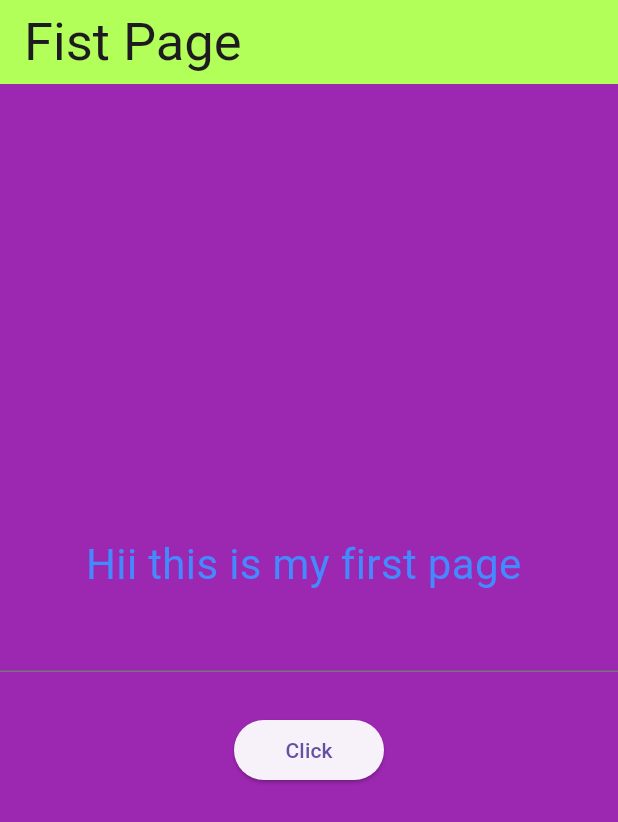
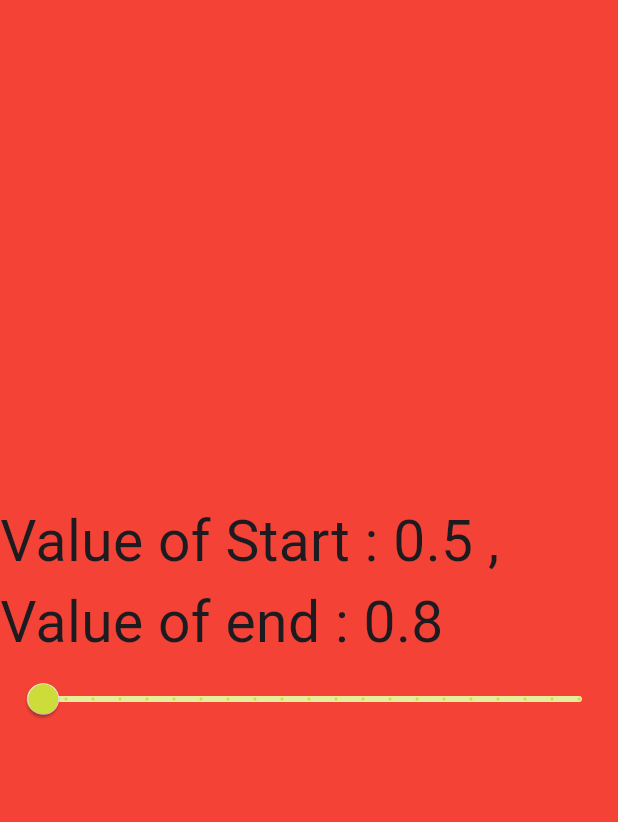
Before and after one commit to JeetDodiy/flutter-learning, a Flutter app: the screen it shows after launch, on a phone screen of 412 x 824 dp. Shown: the top 822 px of the screen. Run offline on Flutter 3.47's test engine with Material 3 defaults, Android fonts, the phone set to English and light mode, and no system bars; our stand-ins replace font_awesome_flutter; Roboto replaces fonts that are missing (EduAUVICWANTGuides); project files that could hold a hidden picture were left out.

Commit message:
create Slider and Rang Slider

```diff
--- /dev/null
+++ b/lib/home/rangSlider.dart
@@ -0,0 +1,37 @@
+import 'package:flutter/material.dart';
+
+class RangMapan extends StatefulWidget {
+  const RangMapan({super.key});
+
+  @override
+  State<RangMapan> createState() => _RangMapanState();
+}
+
+class _RangMapanState extends State<RangMapan> {
+  RangeValues value = const RangeValues(0.5, 0.8);
+  @override
+  Widget build(BuildContext context) {
+    return Center(
+      child: Container(
+        color: Colors.red,
+        child: Column(
+          mainAxisAlignment: MainAxisAlignment.center,
+          children: [Text("Value of Start : ${value.start.toString()} , Value of end : ${value.end.toString()}",style: TextStyle(fontSize: 38),),
+            RangeSlider(
+              values: value,
+              max: 100,
+              activeColor: Colors.lime,
+              inactiveColor: Colors.lime.shade200,
+              divisions: 20,
+              labels: RangeLabels(value.start.toString(), value.end.toString()),
+              onChanged: (newValue) {
+                value = newValue;
+                setState(() {});
+              },
+            ),
+          ],
+        ),
+      ),
+    );
+  }
+}
--- a/lib/main.dart
+++ b/lib/main.dart
@@ -1,5 +1,5 @@
 import 'package:flutter/material.dart';
-import 'package:fultter_app_1/home/appScreen/firstpage.dart';
+import 'package:fultter_app_1/home/rangSlider.dart';
 
 void main() {
   runApp(const MyApp());
@@ -15,7 +15,7 @@ class MyApp extends StatelessWidget {
       title: "this",
       theme: ThemeData(primarySwatch: Colors.green),
       home: Scaffold(
-        body: Center(child:Firstpage()),
+        body: Center(child:RangMapan()),
       ),
     );
   }
```
Also changed, not shown: lib/home/slider.dart (added, +51 -0 lines).
